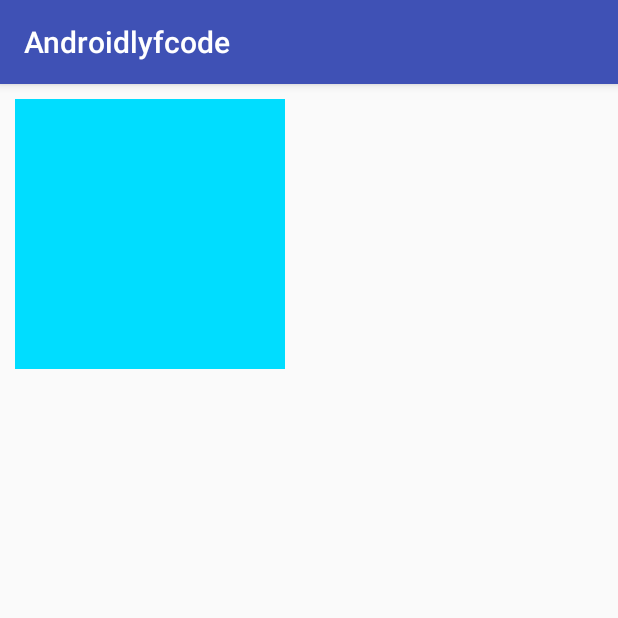
After one commit to linyingfa/Androidlyfcode, an Android app: the ViewStudy screen opened directly, with no data from a screen before it, on a phone screen of 412 x 824 dp, the top half of it. The commit adds this screen. Run offline under Robolectric (Android 15) with nearby library versions, the phone set to English and light mode, and no system bars.

Commit message:
提交gridleview数据源

```diff
--- a/app/src/main/AndroidManifest.xml
+++ b/app/src/main/AndroidManifest.xml
@@ -15,6 +15,7 @@
                 <category android:name="android.intent.category.LAUNCHER" />
             </intent-filter>
         </activity>
+        <activity android:name=".ViewStudy"/>
     </application>
 
 </manifest>
--- a/app/src/main/java/com/example/lyf/androidlyfcode/MainActivity.java
+++ b/app/src/main/java/com/example/lyf/androidlyfcode/MainActivity.java
@@ -1,6 +1,7 @@
 package com.example.lyf.androidlyfcode;
 
 import android.content.Context;
+import android.content.Intent;
 import android.support.v7.app.AppCompatActivity;
 import android.os.Bundle;
 import android.view.LayoutInflater;
@@ -10,6 +11,8 @@ import android.widget.AdapterView;
 import android.widget.BaseAdapter;
 import android.widget.GridView;
 import android.widget.TextView;
+
+import com.example.lyf.androidlyfcode.utils.Intents;
 
 import java.util.ArrayList;
 import java.util.List;
@@ -33,7 +36,7 @@ public class MainActivity extends AppCompatActivity {
         gridview.setOnItemClickListener(new AdapterView.OnItemClickListener() {
             @Override
             public void onItemClick(AdapterView<?> parent, View view, int position, long id) {
-
+                Intents.getIntents().Intent(MainActivity.this, ViewStudy.class, null);
             }
         });
     }
--- /dev/null
+++ b/app/src/main/java/com/example/lyf/androidlyfcode/ViewStudy.java
@@ -0,0 +1,20 @@
+package com.example.lyf.androidlyfcode;
+
+import android.os.Bundle;
+import android.support.annotation.Nullable;
+import android.support.v7.app.AppCompatActivity;
+
+/**
+ * Created by huangweizhu on 2018/1/8.
+ * e-mail:huangweizhu8@163.com
+ * version: 2.0
+ * Describe:
+ */
+
+public class ViewStudy extends AppCompatActivity {
+    @Override
+    protected void onCreate(@Nullable Bundle savedInstanceState) {
+        super.onCreate(savedInstanceState);
+        setContentView(R.layout.activity_viewstudy);
+    }
+}
--- /dev/null
+++ b/app/src/main/java/com/example/lyf/androidlyfcode/utils/Intents.java
@@ -0,0 +1,33 @@
+package com.example.lyf.androidlyfcode.utils;
+
+import android.content.Context;
+import android.content.Intent;
+import android.os.Bundle;
+
+/**
+ * Created by huangweizhu on 2017/11/30.
+ * e-mail:huangweizhu8@163.com
+ * version: 2.0
+ * Describe:
+ */
+
+public class Intents {
+
+    private static Intents intents;
+
+    public static Intents getIntents() {
+        if (intents == null)
+            intents = new Intents();
+        return intents;
+    }
+
+    // context this, cs跳转对象 bundle 传递参数
+    public void Intent(Context context, Class<?> cs, Bundle bundle) {
+        Intent i = new Intent(context, cs);
+        if (bundle != null) {
+            i.putExtras(bundle);
+        }
+        context.startActivity(i);
+    }
+
+}
--- /dev/null
+++ b/app/src/main/java/com/example/lyf/androidlyfcode/utils/WindowUtils.java
@@ -0,0 +1,31 @@
+package com.example.lyf.androidlyfcode.utils;
+
+import android.content.Context;
+
+/**
+ * 单位工具转换类
+ * @author Administrator
+ *
+ */
+public class WindowUtils {
+
+	public static int dp2px(Context context, float dpValue) {
+		final float scale = context.getResources().getDisplayMetrics().density;
+		return (int) (dpValue * scale + 0.5f);
+	}
+
+	public static int px2dp(Context context, float pxValue) {
+		final float scale = context.getResources().getDisplayMetrics().density;
+		return (int) (pxValue / scale + 0.5f);
+	}
+
+	public static int px2sp(Context context, float pxValue) {
+		final float fontScale = context.getResources().getDisplayMetrics().scaledDensity;
+		return (int) (pxValue / fontScale + 0.5f);
+	}
+
+	public static int sp2px(Context context, float spValue) {
+		final float fontScale = context.getResources().getDisplayMetrics().scaledDensity;
+		return (int) (spValue * fontScale + 0.5f);
+	}
+}
--- /dev/null
+++ b/app/src/main/java/com/example/lyf/androidlyfcode/view/PaddingMarginView.java
@@ -0,0 +1,145 @@
+package com.example.lyf.androidlyfcode.view;
+
+import android.content.Context;
+import android.content.res.TypedArray;
+import android.graphics.Canvas;
+import android.graphics.Color;
+import android.graphics.Paint;
+import android.graphics.Rect;
+import android.util.AttributeSet;
+import android.util.Log;
+import android.view.View;
+
+import com.example.lyf.androidlyfcode.R;
+import com.example.lyf.androidlyfcode.utils.WindowUtils;
+
+
+/**
+ * Created by huangweizhu on 2018/1/8.
+ * e-mail:huangweizhu8@163.com
+ * version: 2.0
+ * Describe:
+ * padding的处理
+ * TODO 自定义View中的处理
+ * TODO 自定义ViewGroup中的处理
+ * margin的处理
+ * TODO 自定义ViewGroup中的处理
+ * 总结一下：
+ * <p>
+ * 在自定义View中处理padding，只需要在onDraw()中处理，别忘记处理布局为wrap_content的情况。
+ * 在自定义ViewGroup中处理padding，只需要在onLayout()中，给子View布局时算上padding的值即可，也别忘记处理布局为wrap_content的情况。
+ * 自定义View无需处理margin，在自定义ViewGroup中处理margin时，需要在onMeasure()中根据margin计算ViewGroup的宽、高，
+ * 同时在onLayout中布局子View时也别忘记根据margin来布局。
+ */
+
+public class PaddingMarginView extends View {
+
+    private Paint mPaint;
+    private int color;
+    private int width;
+    private int height;
+
+    //
+    int paddingLeft;
+    int paddingTop;
+    int paddingRight;
+    int paddingBottom;
+
+    private Context mContext;
+
+    public PaddingMarginView(Context context, AttributeSet attrs) {
+        super(context, attrs);
+        init(context, attrs);
+        mContext = context;
+    }
+
+    private void init(Context context, AttributeSet attrs) {
+        TypedArray array = context.obtainStyledAttributes(attrs, R.styleable.PaddingMarginView);
+        color = array.getColor(R.styleable.PaddingMarginView_backgroundColor, Color.BLUE);
+        array.recycle();
+        mPaint = new Paint();
+        mPaint.setStyle(Paint.Style.FILL);
+        mPaint.setColor(color);
+        mContext = context;
+    }
+
+    @Override
+    protected void onMeasure(int widthMeasureSpec, int heightMeasureSpec) {
+        super.onMeasure(widthMeasureSpec, heightMeasureSpec);
+        width = measureWidth(widthMeasureSpec);
+        height = measureHeight(heightMeasureSpec);
+        setMeasuredDimension(width, height);
+    }
+
+/*
+    //如果这样直接绘制，在xml上添加padding是没有效果的
+    @Override
+    protected void onDraw(Canvas canvas) {
+        super.onDraw(canvas);
+        Rect rect = new Rect();
+        rect.left = 0;
+        rect.top = 0;
+        rect.right = width;
+        rect.bottom = height;
+        canvas.drawRect(rect, mPaint);
+    }*/
+
+
+    @Override
+    protected void onDraw(Canvas canvas) {
+        super.onDraw(canvas);
+        paddingLeft = getPaddingLeft();
+        paddingTop = getPaddingTop();
+        paddingRight = getPaddingRight();
+        paddingBottom = getPaddingBottom();
+        Log.i("padding",
+                "paddingLeft=" + WindowUtils.px2dp(mContext, paddingLeft)
+                        + "\n---paddingTop=" + WindowUtils.px2dp(mContext, paddingTop)
+                        + "\npaddingRight=" + WindowUtils.px2dp(mContext, paddingRight)
+                        + "\npaddingBottom=" + WindowUtils.px2dp(mContext, paddingRight));
+        Rect rect = new Rect();
+        rect.left = 0 + paddingLeft;
+        rect.top = 0 + paddingTop;
+        rect.right = width - paddingRight;
+        rect.bottom = height - paddingBottom;
+        canvas.drawRect(rect, mPaint);
+    }
+
+    private int measureWidth(int measureSpec) {
+        int result = 200;
+        result = WindowUtils.dp2px(mContext, 200);
+        int specMode = MeasureSpec.getMode(measureSpec);
+        int specSize = MeasureSpec.getSize(measureSpec);
+        switch (specMode) {
+            case MeasureSpec.UNSPECIFIED:
+                result = specSize;
+                break;
+            case MeasureSpec.AT_MOST:
+                result = Math.min(result, specSize);
+                break;
+            case MeasureSpec.EXACTLY:
+                result = specSize;
+                break;
+        }
+        return result;
+    }
+
+    private int measureHeight(int measureSpec) {
+        int result = 200;
+        result = WindowUtils.dp2px(mContext, 200);
+        int specMode = MeasureSpec.getMode(measureSpec);
+        int specSize = MeasureSpec.getSize(measureSpec);
+        switch (specMode) {
+            case MeasureSpec.UNSPECIFIED:
+                result = specSize;
+                break;
+            case MeasureSpec.AT_MOST:
+                result = Math.min(result, specSize);
+                break;
+            case MeasureSpec.EXACTLY:
+                result = specSize;
+                break;
+        }
+        return result;
+    }
+}
--- /dev/null
+++ b/app/src/main/res/layout/activity_viewstudy.xml
@@ -0,0 +1,13 @@
+<?xml version="1.0" encoding="utf-8"?>
+<RelativeLayout xmlns:android="http://schemas.android.com/apk/res/android"
+    xmlns:app="http://schemas.android.com/apk/res-auto"
+    android:layout_width="match_parent"
+    android:layout_height="match_parent">
+
+    <com.example.lyf.androidlyfcode.view.PaddingMarginView
+        android:layout_width="wrap_content"
+        android:layout_height="wrap_content"
+        android:padding="10dp"
+        app:backgroundColor="@android:color/holo_blue_bright" />
+
+</RelativeLayout>
--- a/app/src/main/res/values/styles.xml
+++ b/app/src/main/res/values/styles.xml
@@ -8,4 +8,9 @@
         <item name="colorAccent">@color/colorAccent</item>
     </style>
 
+
+    <declare-styleable name="PaddingMarginView">
+        <attr name="backgroundColor" format="color" />
+
+    </declare-styleable>
 </resources>
```
